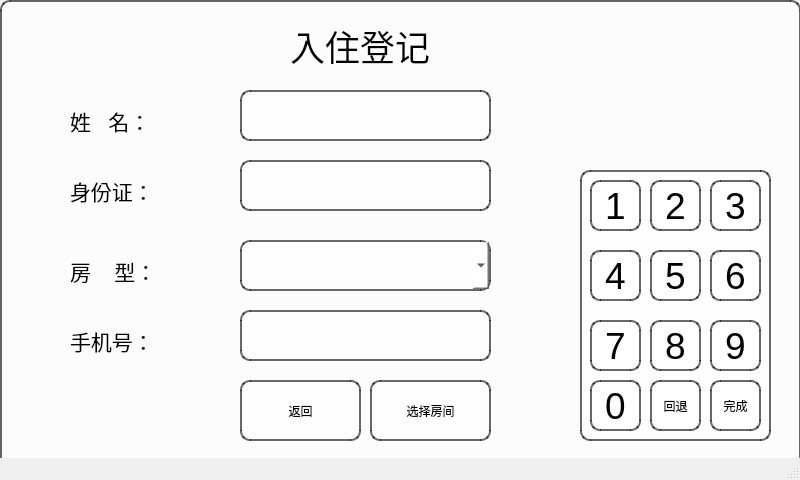
Before: the Qt Designer form in.ui in PengXinYu200133/QT-, drawn with Qt 5.
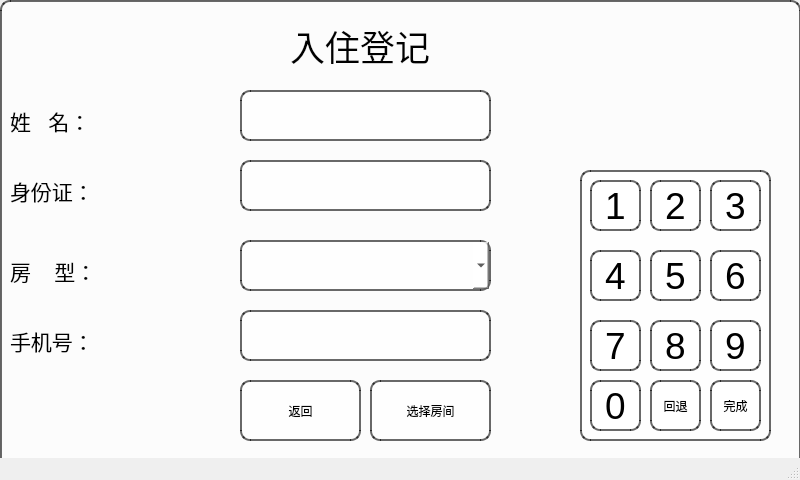
After: the same form once the commit is applied.

The edit to the form file:
```diff
--- a/in.ui
+++ b/in.ui
@@ -36,9 +36,9 @@
    <widget class="QLabel" name="label_2">
     <property name="geometry">
      <rect>
-      <x>70</x>
+      <x>10</x>
       <y>90</y>
-      <width>81</width>
+      <width>191</width>
       <height>61</height>
      </rect>
     </property>
@@ -69,9 +69,9 @@
    <widget class="QLabel" name="label_3">
     <property name="geometry">
      <rect>
-      <x>70</x>
+      <x>10</x>
       <y>160</y>
-      <width>81</width>
+      <width>201</width>
       <height>61</height>
      </rect>
     </property>
@@ -102,9 +102,9 @@
    <widget class="QLabel" name="label_4">
     <property name="geometry">
      <rect>
-      <x>70</x>
+      <x>10</x>
       <y>240</y>
-      <width>81</width>
+      <width>181</width>
       <height>61</height>
      </rect>
     </property>
@@ -174,9 +174,9 @@
    <widget class="QLabel" name="label_5">
     <property name="geometry">
      <rect>
-      <x>70</x>
+      <x>10</x>
       <y>310</y>
-      <width>81</width>
+      <width>201</width>
       <height>61</height>
      </rect>
     </property>
```
